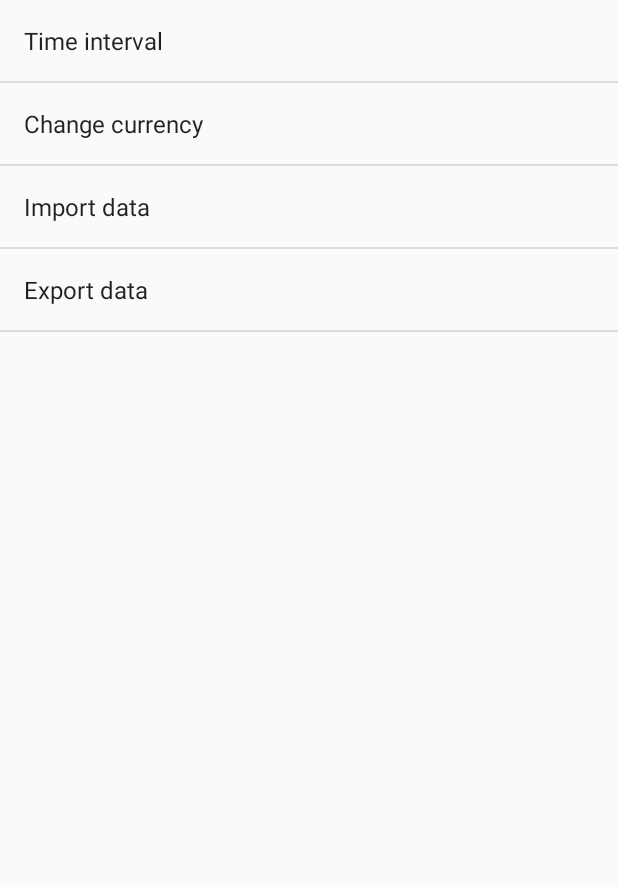
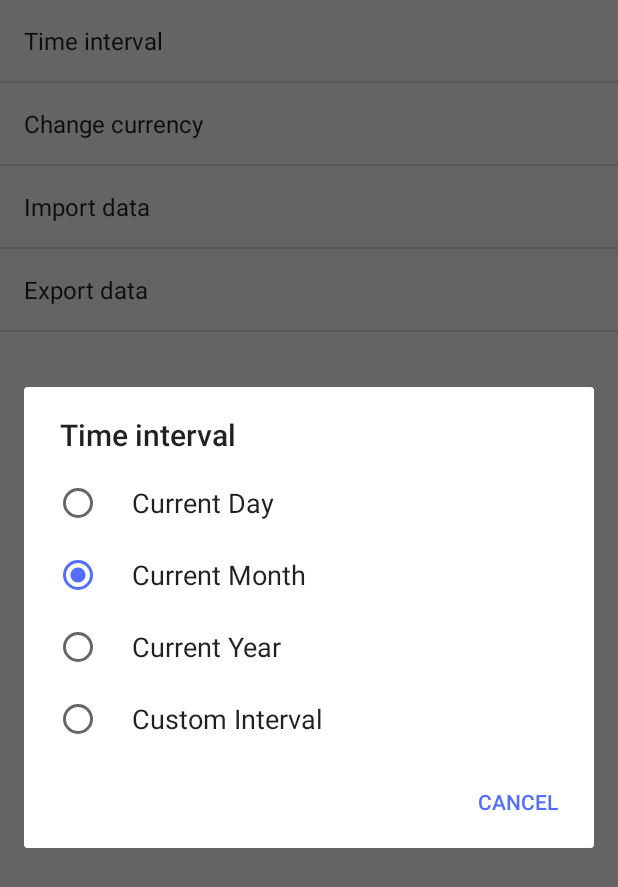
Before and after one commit to thelsien/CapstoneProjectStage2, an Android app: the fragment SettingsFragment shown on its own in the app's theme, after a tap on "Time interval", on a phone screen of 412 x 824 dp. Shown: the top 887 px of the screen. Run offline under Robolectric (Android 15) with nearby library versions, the phone set to English and light mode, and no system bars; libraries missing offline, so code that uses them is left out: com.borax12.materialdaterangepicker.

Commit message:
Time interval change is done.

```diff
--- a/app/build.gradle
+++ b/app/build.gradle
@@ -27,13 +27,13 @@ dependencies {
     })
     testCompile 'junit:junit:4.12'
 
-    compile 'com.android.support:appcompat-v7:24.2.1'
-    compile 'com.android.support:design:24.2.1'
+    compile 'com.android.support:appcompat-v7:25.0.1'
+    compile 'com.android.support:design:25.0.1'
     compile 'com.android.support.constraint:constraint-layout:1.0.0-beta3'
 
     compile 'com.squareup.okhttp3:okhttp:3.4.2'
 
-    compile 'com.google.android.gms:play-services:9.8.0'
+    compile 'com.google.android.gms:play-services-analytics:9.8.0'
     compile 'com.google.firebase:firebase-ads:9.8.0'
 
     compile 'com.squareup:javapoet:1.2.0'
--- a/app/src/main/java/apps/nanodegree/thelsien/capstone/AddEditEntryFragment.java
+++ b/app/src/main/java/apps/nanodegree/thelsien/capstone/AddEditEntryFragment.java
@@ -243,7 +243,7 @@ public class AddEditEntryFragment extends Fragment {
 
         if (mUri != null) {
             menu.add(Menu.NONE, 1, 100, "Delete")
-                    .setIcon(R.drawable.ic_close_dark)
+                    .setIcon(R.drawable.ic_clear_black_48dp)
                     .setShowAsAction(MenuItem.SHOW_AS_ACTION_IF_ROOM);
             menu.add(Menu.NONE, 2, 200, "Save")
                     .setIcon(R.drawable.ic_golf_course_black_48dp)
--- a/app/src/main/java/apps/nanodegree/thelsien/capstone/SettingsFragment.java
+++ b/app/src/main/java/apps/nanodegree/thelsien/capstone/SettingsFragment.java
@@ -42,7 +42,6 @@ public class SettingsFragment extends PreferenceFragment implements SharedPrefer
         addPreferencesFromResource(R.xml.main_preferences);
         findPreference(getString(R.string.prefs_export_data_to_csv)).setOnPreferenceClickListener(this);
         findPreference(getString(R.string.prefs_import_data_from_csv)).setOnPreferenceClickListener(this);
-        findPreference(getString(R.string.prefs_time_interval)).setOnPreferenceClickListener(this);
     }
 
     @Override
@@ -62,17 +61,24 @@ public class SettingsFragment extends PreferenceFragment implements SharedPrefer
     @Override
     public void onSharedPreferenceChanged(SharedPreferences sharedPreferences, String key) {
         if (key.equals(getString(R.string.prefs_current_currency_key))) {
-            (new CurrencyChangeAsyncTask(getActivity())).execute(sharedPreferences.getString(getString(R.string.prefs_source_currency_key), "USD"), sharedPreferences.getString(getString(R.string.prefs_current_currency_key), "USD"));
+            new CurrencyChangeAsyncTask(getActivity()).execute(sharedPreferences.getString(getString(R.string.prefs_source_currency_key), "USD"), sharedPreferences.getString(getString(R.string.prefs_current_currency_key), "USD"));
+        } else if (key.equals(getString(R.string.prefs_time_interval))) {
+            String newValue = sharedPreferences.getString(getString(R.string.prefs_time_interval), getString(R.string.default_time_interval_month));
+            if (newValue.equals(getString(R.string.time_interval_custom))) {
+                Calendar cal = Calendar.getInstance();
+                DatePickerDialog.newInstance(
+                        this,
+                        cal.get(Calendar.YEAR),
+                        cal.get(Calendar.MONTH),
+                        cal.get(Calendar.DAY_OF_MONTH)
+                ).show(getFragmentManager(), "date_interval_picker");
+            }
         }
     }
 
     @Override
     public boolean onPreferenceClick(Preference preference) {
-        if (preference.getKey().equals(getString(R.string.prefs_time_interval))) {
-            Calendar cal = Calendar.getInstance();
-            DatePickerDialog dialog = DatePickerDialog.newInstance(this, cal.get(Calendar.YEAR), cal.get(Calendar.MONTH), cal.get(Calendar.DAY_OF_MONTH));
-            dialog.show(getFragmentManager(), "datepickerdialog");
-        } else if (preference.getKey().equals(getString(R.string.prefs_export_data_to_csv))) {
+        if (preference.getKey().equals(getString(R.string.prefs_export_data_to_csv))) {
             int permissionCheck = ContextCompat.checkSelfPermission(getActivity(), Manifest.permission.WRITE_EXTERNAL_STORAGE);
             if (permissionCheck == PackageManager.PERMISSION_GRANTED) {
                 new ExportDataToCSVAsyncTask(getActivity()).execute();
@@ -145,5 +151,14 @@ public class SettingsFragment extends PreferenceFragment implements SharedPrefer
     @Override
     public void onDateSet(DatePickerDialog view, int year, int monthOfYear, int dayOfMonth, int yearEnd, int monthOfYearEnd, int dayOfMonthEnd) {
         Log.d(TAG, String.valueOf(year) + " " + String.valueOf(monthOfYear + 1) + " " + String.valueOf(dayOfMonth) + " " + String.valueOf(yearEnd) + " " + String.valueOf(monthOfYearEnd + 1) + " " + String.valueOf(dayOfMonthEnd));
+        SharedPreferences prefs = PreferenceManager.getDefaultSharedPreferences(getActivity());
+        prefs.edit()
+                .putInt(getString(R.string.custom_interval_start_year), year)
+                .putInt(getString(R.string.custom_interval_start_month), monthOfYear)
+                .putInt(getString(R.string.custom_interval_start_day), dayOfMonth)
+                .putInt(getString(R.string.custom_interval_end_year), yearEnd)
+                .putInt(getString(R.string.custom_interval_end_month), monthOfYearEnd)
+                .putInt(getString(R.string.custom_interval_end_day), dayOfMonthEnd)
+                .commit();
     }
 }
--- a/app/src/main/res/values/strings.xml
+++ b/app/src/main/res/values/strings.xml
@@ -12,6 +12,16 @@
     <string name="permission_explanation_button">Okay</string>
     <string name="permission_needed">Permission denied, please go to options menu to grant access for the app.</string>
     <string name="prefs_time_interval">prefs_time_interval_key</string>
+    <string name="default_time_interval_month">current_month</string>
+    <string name="time_interval_year">current_year</string>
+    <string name="time_interval_day">current_day</string>
+    <string name="time_interval_custom">custom_interval</string>
+    <string name="custom_interval_start_year">interval_start_year</string>
+    <string name="custom_interval_start_month">interval_start_month</string>
+    <string name="custom_interval_start_day">interval_start_day</string>
+    <string name="custom_interval_end_year">interval_end_year</string>
+    <string name="custom_interval_end_month">interval_end_month</string>
+    <string name="custom_interval_end_day">interval_end_day</string>
 
     <string-array name="currencies">
         <item>EUR</item>
@@ -36,4 +46,18 @@
         <item>Japanese yen (JPY)</item>
         <item>Hungarian forint (HUF)</item>
     </string-array>
+
+    <string-array name="time_intervals">
+        <item>@string/time_interval_day</item>
+        <item>@string/default_time_interval_month</item>
+        <item>@string/time_interval_year</item>
+        <item>@string/time_interval_custom</item>
+    </string-array>
+
+    <string-array name="time_intervals_names">
+        <item>Current Day</item>
+        <item>Current Month</item>
+        <item>Current Year</item>
+        <item>Custom Interval</item>
+    </string-array>
 </resources>
--- a/app/src/main/res/xml/main_preferences.xml
+++ b/app/src/main/res/xml/main_preferences.xml
@@ -2,7 +2,10 @@
 <PreferenceScreen xmlns:android="http://schemas.android.com/apk/res/android"
                   android:layout_width="match_parent"
                   android:layout_height="match_parent">
-    <Preference
+    <ListPreference
+        android:defaultValue="@string/default_time_interval_month"
+        android:entries="@array/time_intervals_names"
+        android:entryValues="@array/time_intervals"
         android:key="@string/prefs_time_interval"
         android:title="Time interval"/>
     <ListPreference
```
Also changed, not shown: app/src/main/java/apps/nanodegree/thelsien/capstone/CategoryDetailsFragment.java (+23 -4 lines), app/src/main/java/apps/nanodegree/thelsien/capstone/Utility.java (+84 -0 lines).
